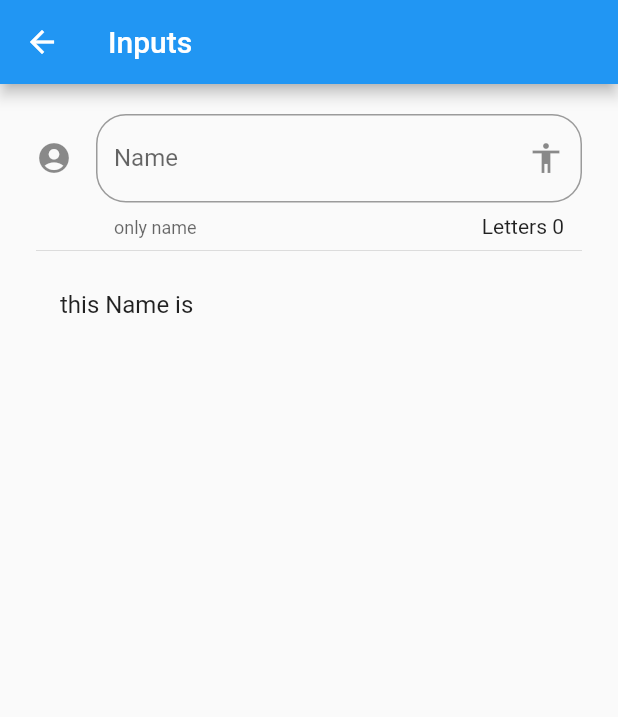
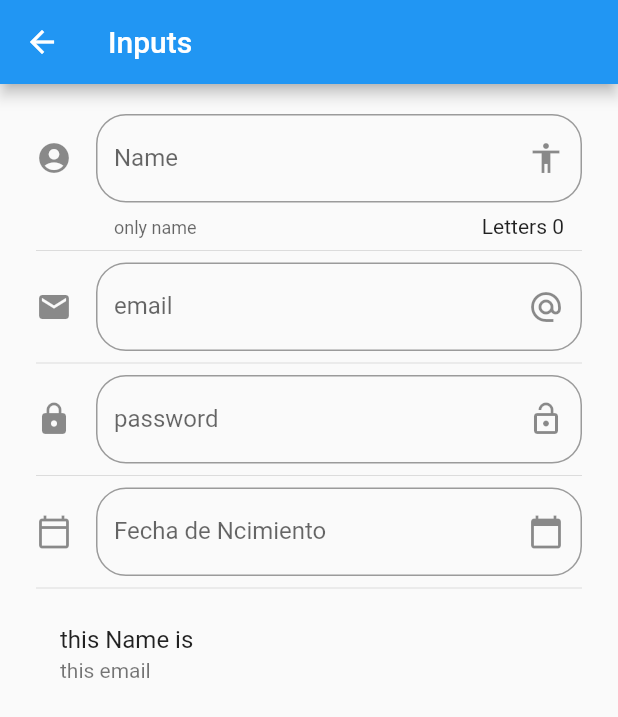
Before and after one commit to DanielGoycochea/components_flutter, a Flutter app: the screen it shows after launch, after a tap on "inputs", on a phone screen of 412 x 824 dp. Shown: the top 717 px of the screen. Run offline on Flutter 3.47's test engine with Material 2 defaults, Android fonts, the phone set to English and light mode, and no system bars; network calls fail.

Commit message:
add calendar

```diff
--- a/lib/main.dart
+++ b/lib/main.dart
@@ -1,5 +1,6 @@
 import 'package:components_1/src/pages/alert_page.dart';
 import 'package:flutter/material.dart';
+import 'package:flutter_localizations/flutter_localizations.dart';
 
 import 'src/routes/routes.dart';
 // import 'package:components_1/src/pages/home_temp.dart';
@@ -12,6 +13,15 @@ class MyApp extends StatelessWidget {
     return MaterialApp(
       title: 'Components App',
       debugShowCheckedModeBanner: false,
+      localizationsDelegates: [
+        GlobalMaterialLocalizations.delegate,
+        GlobalWidgetsLocalizations.delegate,
+        GlobalCupertinoLocalizations.delegate,
+      ],
+      supportedLocales: [
+        Locale('en', 'US'), // English, no country code
+        Locale('es', 'MX'), // Spanish, no country code
+      ],
       // home: HomePage()
       initialRoute: "/",
       routes: getAplicationRoutes(),
--- a/lib/src/pages/home_page.dart
+++ b/lib/src/pages/home_page.dart
@@ -1,4 +1,3 @@
-import 'package:components_1/src/pages/alert_page.dart';
 import 'package:components_1/src/providers/menu_provider.dart';
 import 'package:components_1/src/utils/icon_string_util.dart';
 import 'package:flutter/material.dart';
--- a/lib/src/pages/inputs_page.dart
+++ b/lib/src/pages/inputs_page.dart
@@ -1,5 +1,3 @@
-import 'dart:ffi';
-
 import 'package:flutter/material.dart';
 
 class InputsPage extends StatefulWidget {
@@ -9,6 +7,12 @@ class InputsPage extends StatefulWidget {
 
 class _InputsPageState extends State<InputsPage> {
   String _name = "";
+  String _email = "";
+  String _password = "";
+  String _date = "";
+
+  TextEditingController _inputFieldDateController = new TextEditingController();
+
   @override
   Widget build(BuildContext context) {
     return Scaffold(
@@ -17,7 +21,17 @@ class _InputsPageState extends State<InputsPage> {
       ),
       body: ListView(
         padding: EdgeInsets.symmetric(horizontal: 24, vertical: 20),
-        children: [_createInput(), Divider(), _createPerson()],
+        children: [
+          _createInput(),
+          Divider(),
+          _createInputEmail(),
+          Divider(),
+          _createInputPassword(),
+          Divider(),
+          _createDate(context),
+          Divider(),
+          _createPerson(),
+        ],
       ),
     );
   }
@@ -47,6 +61,75 @@ class _InputsPageState extends State<InputsPage> {
   Widget _createPerson() {
     return ListTile(
       title: Text("this Name is $_name"),
+      subtitle: Text("this email $_email"),
     );
   }
+
+  Widget _createInputEmail() {
+    return TextField(
+      keyboardType: TextInputType.emailAddress,
+      onChanged: (valor) {
+        setState(() {
+          _email = valor;
+          print(_email);
+        });
+      },
+      decoration: InputDecoration(
+        border: OutlineInputBorder(borderRadius: BorderRadius.circular(20)),
+        labelText: "email",
+        suffixIcon: Icon(Icons.alternate_email),
+        icon: Icon(Icons.email),
+      ),
+    );
+  }
+
+  Widget _createInputPassword() {
+    return TextField(
+      obscureText: true,
+      onChanged: (valor) {
+        setState(() {
+          _password = valor;
+          print(_password);
+        });
+      },
+      decoration: InputDecoration(
+        border: OutlineInputBorder(borderRadius: BorderRadius.circular(20)),
+        labelText: "password",
+        suffixIcon: Icon(Icons.lock_open),
+        icon: Icon(Icons.lock),
+      ),
+    );
+  }
+
+  Widget _createDate(BuildContext context) {
+    return TextField(
+      onTap: () {
+        FocusScope.of(context).requestFocus(new FocusNode());
+        _selectDay(context);
+      },
+      enableInteractiveSelection: false,
+      controller: _inputFieldDateController,
+      decoration: InputDecoration(
+        border: OutlineInputBorder(borderRadius: BorderRadius.circular(20)),
+        labelText: "Fecha de Ncimiento",
+        suffixIcon: Icon(Icons.calendar_today),
+        icon: Icon(Icons.calendar_today_outlined),
+      ),
+    );
+  }
+
+  _selectDay(BuildContext context) async {
+    DateTime picked = await showDatePicker(
+        context: context,
+        initialDate: new DateTime.now(),
+        firstDate: new DateTime(2000),
+        lastDate: new DateTime(2025),
+        locale: Locale("es", "MX"));
+    if (picked != null) {
+      setState(() {
+        _date = picked.toString();
+        _inputFieldDateController.text = _date;
+      });
+    }
+  }
 }
--- a/pubspec.yaml
+++ b/pubspec.yaml
@@ -22,6 +22,8 @@ environment:
 
 dependencies:
   flutter:
+    sdk: flutter
+  flutter_localizations: # Add this line
     sdk: flutter
 
 
```
Also changed, not shown: pubspec.lock.
